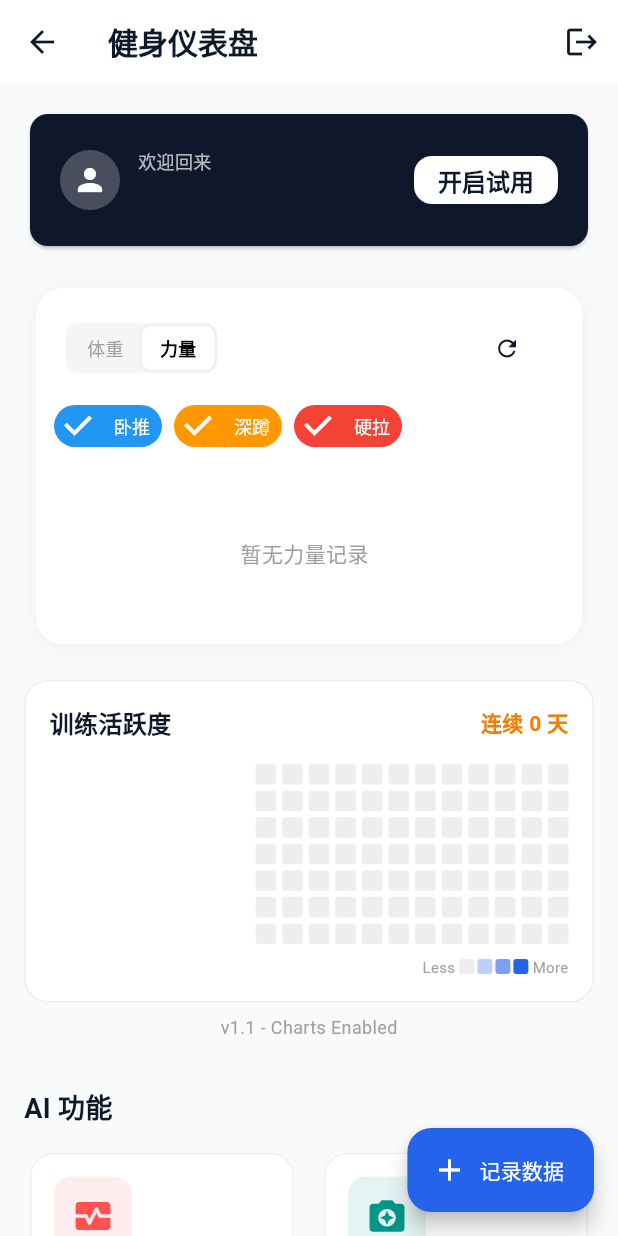
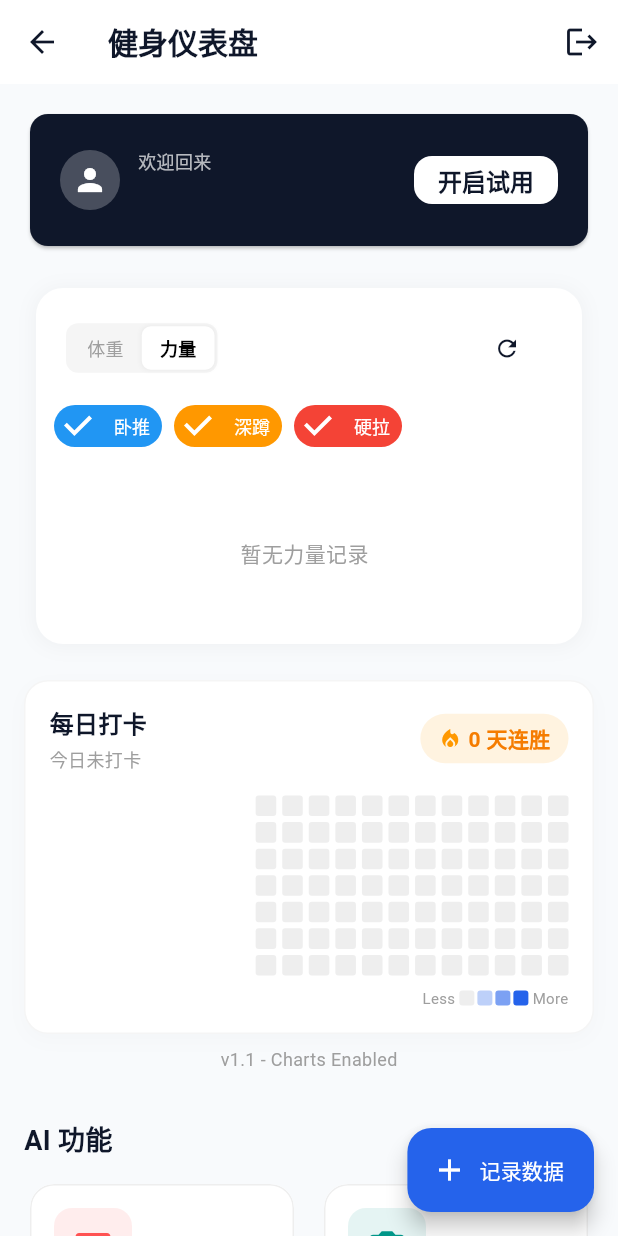
Before and after one commit to xxu14077-sketch/ai_fitness_coach, a Flutter app: the HomePage screen opened directly, after a tap on the "refresh" icon, on a phone screen of 412 x 824 dp. Run offline on Flutter 3.47's test engine with Material 3 defaults, Android fonts, the phone set to English and light mode, and no system bars; our stand-ins replace file_picker, fl_chart, flutter_markdown, flutter_tts, shared_preferences, speech_to_text and 1 more; missing offline and left inert: markdown, universal_html; accounts and stored records are empty.

Commit message:
Update activity heatmap to include body metrics and strength progress

```diff
--- a/lib/ui/widgets/activity_heatmap.dart
+++ b/lib/ui/widgets/activity_heatmap.dart
@@ -30,24 +30,56 @@ class _ActivityHeatmapState extends State<ActivityHeatmap> {
       // 84 days = 12 weeks
       final now = DateTime.now();
       final startDate = now.subtract(const Duration(days: 83));
+      final startDateStr = startDate.toIso8601String().substring(0, 10);
 
-      final res = await Supabase.instance.client
+      // 1. Fetch Workouts
+      final wRes = await Supabase.instance.client
           .from('workout_sessions')
           .select('created_at, completion_pct')
           .eq('user_id', uid)
-          .gte('created_at', startDate.toIso8601String());
+          .gte('created_at', startDateStr);
 
-      final List<dynamic> records = res as List;
+      // 2. Fetch Body Metrics
+      final bRes = await Supabase.instance.client
+          .from('body_metrics')
+          .select('date')
+          .eq('user_id', uid)
+          .gte('date', startDateStr);
 
-      // Map date string (YYYY-MM-DD) to max completion pct
-      final Map<String, int> dailyMax = {};
+      // 3. Fetch Strength Progress
+      final sRes = await Supabase.instance.client
+          .from('strength_progress')
+          .select('date')
+          .eq('user_id', uid)
+          .gte('date', startDateStr);
 
-      for (var r in records) {
+      final Map<String, int> dailyScore = {};
+
+      // Process Workouts (High Value)
+      for (var r in (wRes as List)) {
         final dateStr = (r['created_at'] as String).substring(0, 10);
         final pct = (r['completion_pct'] as int?) ?? 0;
-        if (!dailyMax.containsKey(dateStr) || pct > dailyMax[dateStr]!) {
-          dailyMax[dateStr] = pct;
+        final score = pct > 80 ? 3 : (pct > 50 ? 2 : 1);
+
+        if (!dailyScore.containsKey(dateStr) || score > dailyScore[dateStr]!) {
+          dailyScore[dateStr] = score;
         }
+      }
+
+      // Process Body Metrics (Medium Value)
+      for (var r in (bRes as List)) {
+        final dateStr = r['date'] as String;
+        // Recording weight is a valid activity (Level 1-2)
+        if (!dailyScore.containsKey(dateStr) || dailyScore[dateStr]! < 2) {
+          dailyScore[dateStr] = 2;
+        }
+      }
+
+      // Process Strength (High Value)
+      for (var r in (sRes as List)) {
+        final dateStr = r['date'] as String;
+        // Lifting is a high activity (Level 3)
+        dailyScore[dateStr] = 3;
       }
 
       // Generate last 84 days levels
@@ -56,15 +88,8 @@ class _ActivityHeatmapState extends State<ActivityHeatmap> {
         final d = startDate.add(Duration(days: i));
         final key = d.toIso8601String().substring(0, 10);
 
-        if (dailyMax.containsKey(key)) {
-          final pct = dailyMax[key]!;
-          if (pct > 80) {
-            levels.add(3);
-          } else if (pct > 50) {
-            levels.add(2);
-          } else {
-            levels.add(1);
-          }
+        if (dailyScore.containsKey(key)) {
+          levels.add(dailyScore[key]!);
         } else {
           levels.add(0);
         }
@@ -91,14 +116,17 @@ class _ActivityHeatmapState extends State<ActivityHeatmap> {
 
     // Calculate streak (simple version: count backwards from today until 0)
     int streak = 0;
+    bool todayChecked = false;
+    if (_activityLevels.isNotEmpty) {
+      if (_activityLevels.last > 0) todayChecked = true;
+
       for (int i = _activityLevels.length - 1; i >= 0; i--) {
         if (_activityLevels[i] > 0) {
           streak++;
         } else {
-        // Allow 1 day gap? No, strict streak for now.
-        // If today is empty, check yesterday.
           if (i == _activityLevels.length - 1) continue;
           break;
+        }
       }
     }
 
@@ -107,7 +135,13 @@ class _ActivityHeatmapState extends State<ActivityHeatmap> {
       decoration: BoxDecoration(
         color: Colors.white,
         borderRadius: BorderRadius.circular(16),
-        border: Border.all(color: Colors.grey.shade200),
+        boxShadow: [
+          BoxShadow(
+              color: Colors.grey.withOpacity(0.05),
+              blurRadius: 10,
+              offset: const Offset(0, 4)),
+        ],
+        border: Border.all(color: Colors.grey.shade100),
       ),
       child: Column(
         crossAxisAlignment: CrossAxisAlignment.start,
@@ -115,20 +149,50 @@ class _ActivityHeatmapState extends State<ActivityHeatmap> {
           Row(
             mainAxisAlignment: MainAxisAlignment.spaceBetween,
             children: [
+              Column(
+                crossAxisAlignment: CrossAxisAlignment.start,
+                children: [
                   const Text(
-                '训练活跃度',
+                    '每日打卡',
                     style: TextStyle(
                       fontSize: 16,
                       fontWeight: FontWeight.bold,
                       color: AppTheme.secondaryColor,
                     ),
                   ),
+                  const SizedBox(height: 4),
                   Text(
-                '连续 $streak 天',
+                    todayChecked ? '今日已打卡 ✅' : '今日未打卡',
+                    style: TextStyle(
+                      fontSize: 12,
+                      color: todayChecked ? Colors.green : Colors.grey,
+                      fontWeight:
+                          todayChecked ? FontWeight.bold : FontWeight.normal,
+                    ),
+                  ),
+                ],
+              ),
+              Container(
+                padding:
+                    const EdgeInsets.symmetric(horizontal: 12, vertical: 6),
+                decoration: BoxDecoration(
+                  color: Colors.orange.shade50,
+                  borderRadius: BorderRadius.circular(20),
+                ),
+                child: Row(
+                  children: [
+                    const Icon(Icons.local_fire_department,
+                        color: Colors.orange, size: 16),
+                    const SizedBox(width: 4),
+                    Text(
+                      '$streak 天连胜',
                       style: TextStyle(
                         fontSize: 14,
                         fontWeight: FontWeight.bold,
                         color: Colors.orange.shade700,
+                      ),
+                    ),
+                  ],
                 ),
               ),
             ],
```
Also changed, not shown: public/assets/fonts/MaterialIcons-Regular.otf, 7 other files. Lines whose indentation alone changed are shown as unchanged.
